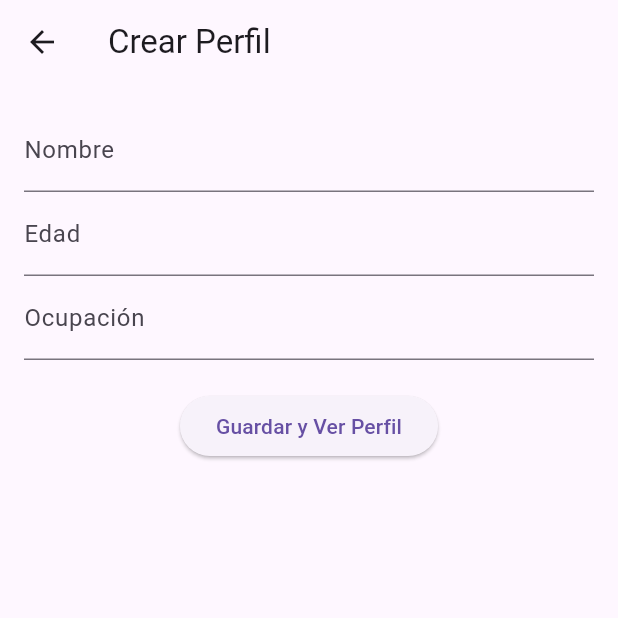
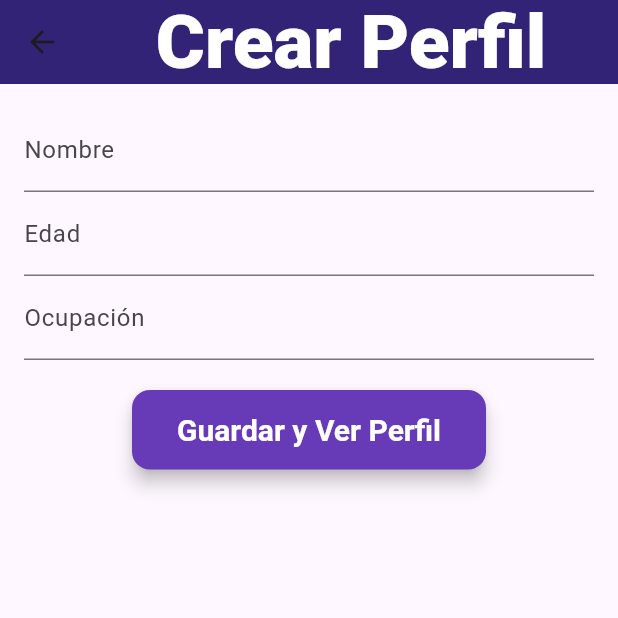
Before and after one commit to luisbenjaminhortalopez/75021-USERAPP, a Flutter app: the screen it shows after launch, after a tap on "Crear Perfil", on a phone screen of 412 x 824 dp, the top half of it. Run offline on Flutter 3.47's test engine with Material 3 defaults, Android fonts, the phone set to English and light mode, and no system bars.

Commit message:
HomeScreen

```diff
--- a/lib/Screens/create_profile_screen.dart
+++ b/lib/Screens/create_profile_screen.dart
@@ -18,7 +18,7 @@ class _CreateProfileScreenState extends State<CreateProfileScreen> {
   @override
   Widget build(BuildContext context) {
     return  Scaffold(
-      appBar: AppBar(title: const Text("Crear Perfil"), ),
+appBar: AppBar(title: const Center(child: Text("Crear Perfil",  style: TextStyle(fontSize: 50, fontWeight: FontWeight.w900, color: Colors.white)), ),  backgroundColor: const Color.fromARGB(255, 51, 35, 119)),
       body: Padding(padding:  const EdgeInsets.all(16.0),
       child: Column(
         children: [
@@ -53,6 +53,16 @@ class _CreateProfileScreenState extends State<CreateProfileScreen> {
                   ),
                 );
               },
+               style: ElevatedButton.styleFrom(
+    backgroundColor: Colors.deepPurple,
+    foregroundColor: Colors.white,
+    padding: const EdgeInsets.symmetric(horizontal: 30, vertical: 15),
+    textStyle: const TextStyle(fontSize: 20, fontWeight: FontWeight.bold),
+    shape: RoundedRectangleBorder(
+      borderRadius: BorderRadius.circular(12),
+    ),
+    elevation: 5,
+  ),
               child: const Text("Guardar y Ver Perfil"),)
         ],
       ),
--- a/lib/Screens/home_screen.dart
+++ b/lib/Screens/home_screen.dart
@@ -6,12 +6,48 @@ class HomeScreen extends StatelessWidget {
 
   @override
   Widget build(BuildContext context) {
-    return Scaffold(
-appBar: AppBar(title: const Text("Inicio"),  backgroundColor: Colors.blue),
+    return Scaffold(backgroundColor:const Color.fromARGB(255, 10, 25, 74),
+appBar: AppBar(title: const Center(child: Text("Inicio",  style: TextStyle(fontSize: 50, fontWeight: FontWeight.w900, color: Colors.white)), ),  backgroundColor: const Color.fromARGB(255, 51, 35, 119)),
 body: Center(
-  child: ElevatedButton(
-    onPressed: (){Navigator.push(context, MaterialPageRoute(builder: (context) => const CreateProfileScreen()));},
-    child: const Text("Crear Perfil")),
+  child: Container(
+  decoration: BoxDecoration(
+     boxShadow: [
+      BoxShadow(
+        color: const Color.fromARGB(255, 1, 6, 66).withOpacity(0.5),
+        spreadRadius: 5,
+        blurRadius: 7,
+        offset: const Offset(1, 2),
+      ),
+    ],
+    color: const Color.fromARGB(255, 27 ,41 ,86),
+    borderRadius: BorderRadius.circular(20),
+  ),
+  height: 500,
+  width: 350,
+    child:  Column(
+      children: [
+         const SizedBox(height: 30),
+         const Text("Bienvenido", style: TextStyle(fontSize: 50, fontWeight: FontWeight.bold, color: Colors.white)),
+                 const SizedBox(height: 30),
+         const Text("Cree un perfil con su información personal", style: TextStyle(fontSize: 20, color: Colors.white), textAlign: TextAlign.center, ),
+                 const SizedBox(height: 70),
+        ElevatedButton(
+          onPressed: (){Navigator.push(context, MaterialPageRoute(builder: (context) => const CreateProfileScreen()));},
+           style: ElevatedButton.styleFrom(
+            minimumSize: const Size(50, 70),
+    backgroundColor: Colors.deepPurple,
+    foregroundColor: Colors.white,
+    padding: const EdgeInsets.symmetric(horizontal: 30, vertical: 15),
+    textStyle: const TextStyle(fontSize: 20, fontWeight: FontWeight.bold),
+    shape: RoundedRectangleBorder(
+      borderRadius: BorderRadius.circular(12),
+    ),
+    elevation: 5,
+  ),
+          child:  const Text("Crear Perfil")),
+      ],
+    ),
+  ),
 ),
     );
   }
```
Also changed, not shown: lib/Screens/show_profile_screen.dart (+20 -1 lines), widgets/container_widget.dart (added, +31 -0 lines).
